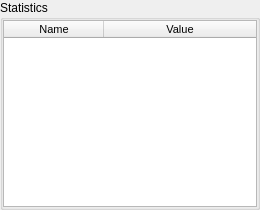
Old version of the form gui/statwidget.ui in the repository gmackie/GR-ABM-ODE-2D.
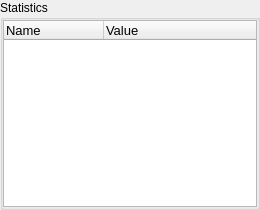
New version of the form.

Patch:
```diff
--- a/gui/statwidget.ui
+++ b/gui/statwidget.ui
@@ -27,10 +27,10 @@
        <number>0</number>
       </property>
       <item>
-       <widget class="QTableWidget" name="tableWidget">
+       <widget class="QTreeWidget" name="treeWidget">
         <property name="font">
          <font>
-          <pointsize>8</pointsize>
+          <pointsize>10</pointsize>
          </font>
         </property>
         <property name="editTriggers">
@@ -39,11 +39,11 @@
         <property name="selectionMode">
          <enum>QAbstractItemView::NoSelection</enum>
         </property>
-        <attribute name="horizontalHeaderStretchLastSection">
-         <bool>true</bool>
-        </attribute>
-        <attribute name="verticalHeaderVisible">
-         <bool>false</bool>
+        <property name="indentation">
+         <number>10</number>
+        </property>
+        <attribute name="headerDefaultSectionSize">
+         <number>100</number>
         </attribute>
         <column>
          <property name="text">
```
